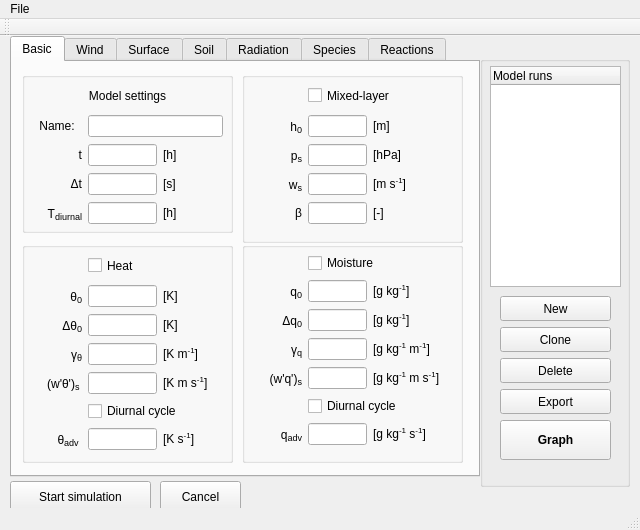
Before: the Qt Designer form mainwindow.ui in classmodel/modelgui, drawn with Qt 5.
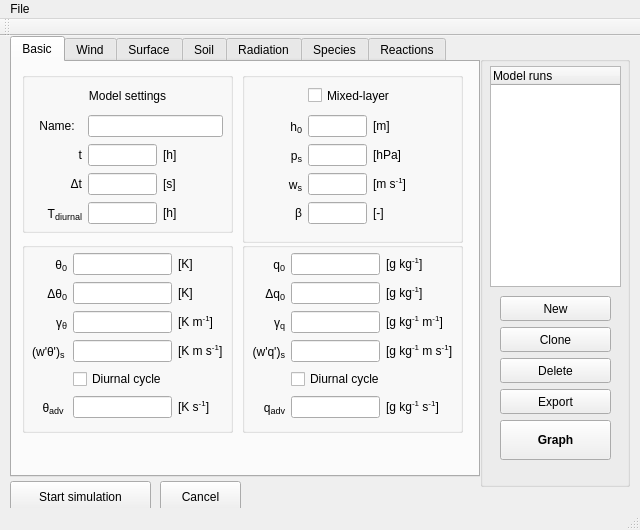
After: the same form once the commit is applied. The open tabs and pages were chosen to show the change.

Commit message: removed heat and moisture switches

```diff
--- a/mainwindow.ui
+++ b/mainwindow.ui
@@ -256,7 +256,7 @@
         <x>10</x>
         <y>180</y>
         <width>211</width>
-        <height>221</height>
+        <height>191</height>
        </rect>
       </property>
       <property name="title">
@@ -268,11 +268,11 @@
          <x>10</x>
          <y>10</y>
          <width>191</width>
-         <height>199</height>
+         <height>171</height>
         </rect>
        </property>
-       <layout class="QGridLayout" name="heat_grid" columnminimumwidth="50,0,60">
-        <item row="1" column="0">
+       <layout class="QGridLayout" name="heat_grid">
+        <item row="0" column="0">
          <widget class="QLabel" name="label_heat_theta">
           <property name="toolTip">
            <string/>
@@ -285,7 +285,7 @@
           </property>
          </widget>
         </item>
-        <item row="2" column="0">
+        <item row="1" column="0">
          <widget class="QLabel" name="label_heat_dtheta">
           <property name="toolTip">
            <string/>
@@ -298,7 +298,7 @@
           </property>
          </widget>
         </item>
-        <item row="3" column="0">
+        <item row="2" column="0">
          <widget class="QLabel" name="label_heat_gammatheta">
           <property name="toolTip">
            <string/>
@@ -311,7 +311,7 @@
           </property>
          </widget>
         </item>
-        <item row="1" column="1">
+        <item row="0" column="1">
          <widget class="QLineEdit" name="input_heat_theta">
           <property name="toolTip">
            <string>initial mixed-layer potential temperature</string>
@@ -324,7 +324,7 @@
           </property>
          </widget>
         </item>
-        <item row="2" column="1">
+        <item row="1" column="1">
          <widget class="QLineEdit" name="input_heat_dtheta">
           <property name="toolTip">
            <string>initial temperature jump at h</string>
@@ -337,7 +337,7 @@
           </property>
          </widget>
         </item>
-        <item row="3" column="1">
+        <item row="2" column="1">
          <widget class="QLineEdit" name="input_heat_gammatheta">
           <property name="toolTip">
            <string>free atmosphere potential temperature lapse rate</string>
@@ -350,7 +350,7 @@
           </property>
          </widget>
         </item>
-        <item row="4" column="0">
+        <item row="3" column="0">
          <widget class="QLabel" name="label_heat_wtheta">
           <property name="toolTip">
            <string/>
@@ -363,7 +363,7 @@
           </property>
          </widget>
         </item>
-        <item row="4" column="1">
+        <item row="3" column="1">
          <widget class="QLineEdit" name="input_heat_wtheta">
           <property name="toolTip">
            <string>surface kinematic heat flux</string>
@@ -376,7 +376,7 @@
           </property>
          </widget>
         </item>
-        <item row="1" column="2">
+        <item row="0" column="2">
          <widget class="QLabel" name="unitlabel_heat_theta">
           <property name="toolTip">
            <string/>
@@ -389,7 +389,7 @@
           </property>
          </widget>
         </item>
-        <item row="2" column="2">
+        <item row="1" column="2">
          <widget class="QLabel" name="unitlabel_heat_dtheta">
           <property name="toolTip">
            <string/>
@@ -402,7 +402,7 @@
           </property>
          </widget>
         </item>
-        <item row="3" column="2">
+        <item row="2" column="2">
          <widget class="QLabel" name="unitlabel_heat_gammatheta">
           <property name="toolTip">
            <string/>
@@ -415,7 +415,7 @@
           </property>
          </widget>
         </item>
-        <item row="4" column="2">
+        <item row="3" column="2">
          <widget class="QLabel" name="unitlabel_heat_wtheta">
           <property name="toolTip">
            <string/>
@@ -428,7 +428,7 @@
           </property>
          </widget>
         </item>
-        <item row="6" column="0">
+        <item row="5" column="0">
          <widget class="QLabel" name="label_heat_advtheta">
           <property name="toolTip">
            <string/>
@@ -442,7 +442,7 @@
           </property>
          </widget>
         </item>
-        <item row="6" column="1">
+        <item row="5" column="1">
          <widget class="QLineEdit" name="input_heat_advtheta">
           <property name="toolTip">
            <string>advection of heat</string>
@@ -455,7 +455,7 @@
           </property>
          </widget>
         </item>
-        <item row="6" column="2">
+        <item row="5" column="2">
          <widget class="QLabel" name="unitlabel_heat_advtheta">
           <property name="toolTip">
            <string/>
@@ -468,23 +468,7 @@
           </property>
          </widget>
         </item>
-        <item row="0" column="1" colspan="2">
-         <widget class="QCheckBox" name="sw_heat">
-          <property name="minimumSize">
-           <size>
-            <width>0</width>
-            <height>25</height>
-           </size>
-          </property>
-          <property name="toolTip">
-           <string/>
-          </property>
-          <property name="text">
-           <string>Heat</string>
-          </property>
-         </widget>
-        </item>
-        <item row="5" column="1" colspan="2">
+        <item row="4" column="1" colspan="2">
          <widget class="QCheckBox" name="sw_wtheta">
           <property name="acceptDrops">
            <bool>true</bool>
@@ -715,7 +699,7 @@
         <x>230</x>
         <y>180</y>
         <width>221</width>
-        <height>221</height>
+        <height>191</height>
        </rect>
       </property>
       <property name="title">
@@ -727,14 +711,14 @@
          <x>10</x>
          <y>10</y>
          <width>201</width>
-         <height>197</height>
+         <height>171</height>
         </rect>
        </property>
-       <layout class="QGridLayout" name="moisture_grid" columnminimumwidth="50,0,80">
+       <layout class="QGridLayout" name="moisture_grid">
         <property name="sizeConstraint">
          <enum>QLayout::SetMinimumSize</enum>
         </property>
-        <item row="1" column="0">
+        <item row="0" column="0">
          <widget class="QLabel" name="label_moisture_q">
           <property name="toolTip">
            <string/>
@@ -747,7 +731,7 @@
           </property>
          </widget>
         </item>
-        <item row="1" column="1">
+        <item row="0" column="1">
          <widget class="QLineEdit" name="input_moisture_q">
           <property name="toolTip">
            <string>initial mixed-layer specific humidity</string>
@@ -760,7 +744,7 @@
           </property>
          </widget>
         </item>
-        <item row="2" column="0">
+        <item row="1" column="0">
          <widget class="QLabel" name="label_moisture_dq">
           <property name="toolTip">
            <string/>
@@ -773,7 +757,7 @@
           </property>
          </widget>
         </item>
-        <item row="2" column="1">
+        <item row="1" column="1">
          <widget class="QLineEdit" name="input_moisture_dq">
           <property name="toolTip">
            <string>initial specific humidity jump at h</string>
@@ -786,7 +770,7 @@
           </property>
          </widget>
         </item>
-        <item row="3" column="0">
+        <item row="2" column="0">
          <widget class="QLabel" name="label_moisture_gammaq">
           <property name="toolTip">
            <string/>
@@ -799,7 +783,7 @@
           </property>
          </widget>
         </item>
-        <item row="3" column="1">
+        <item row="2" column="1">
          <widget class="QLineEdit" name="input_moisture_gammaq">
           <property name="toolTip">
            <string>free atmosphere specific humidity lapse rate</string>
@@ -812,7 +796,7 @@
           </property>
          </widget>
         </item>
-        <item row="4" column="0">
+        <item row="3" column="0">
          <widget class="QLabel" name="label_moisture_wq">
           <property name="toolTip">
            <string/>
@@ -825,7 +809,7 @@
           </property>
          </widget>
         </item>
-        <item row="4" column="1">
+        <item row="3" column="1">
          <widget class="QLineEdit" name="input_moisture_wq">
           <property name="toolTip">
            <string>surface kinematic moisture flux</string>
@@ -838,7 +822,7 @@
           </property>
          </widget>
         </item>
-        <item row="1" column="2">
+        <item row="0" column="2">
          <widget class="QLabel" name="unitlabel_moisture_q">
           <property name="toolTip">
            <string/>
@@ -851,7 +835,7 @@
           </property>
          </widget>
         </item>
-        <item row="2" column="2">
+        <item row="1" column="2">
          <widget class="QLabel" name="unitlabel_moisture_dq">
           <property name="toolTip">
            <string/>
@@ -864,7 +848,7 @@
           </property>
          </widget>
         </item>
-        <item row="3" column="2">
+        <item row="2" column="2">
          <widget class="QLabel" name="unitlabel_moisture_gammaq">
           <property name="toolTip">
            <string/>
@@ -877,7 +861,7 @@
           </property>
          </widget>
         </item>
-        <item row="4" column="2">
+        <item row="3" column="2">
          <widget class="QLabel" name="unitlabel_moisture_wq">
           <property name="toolTip">
            <string/>
@@ -890,7 +874,7 @@
           </property>
          </widget>
         </item>
-        <item row="6" column="0">
+        <item row="5" column="0">
          <widget class="QLabel" name="label_moisture_advq">
           <property name="toolTip">
            <string/>
@@ -903,7 +887,7 @@
           </property>
          </widget>
         </item>
-        <item row="6" column="1">
+        <item row="5" column="1">
          <widget class="QLineEdit" name="input_moisture_advq">
           <property name="toolTip">
            <string>advection of moisture</string>
@@ -916,7 +900,7 @@
           </property>
          </widget>
         </item>
-        <item row="6" column="2">
+        <item row="5" column="2">
          <widget class="QLabel" name="unitlabel_moisture_advq">
           <property name="toolTip">
            <string/>
@@ -929,14 +913,7 @@
           </property>
          </widget>
         </item>
-        <item row="0" column="1" colspan="2">
-         <widget class="QCheckBox" name="sw_moisture">
-          <property name="text">
-           <string>Moisture</string>
-          </property>
-         </widget>
-        </item>
-        <item row="5" column="1" colspan="2">
+        <item row="4" column="1" colspan="2">
          <widget class="QCheckBox" name="sw_wq">
           <property name="acceptDrops">
            <bool>true</bool>
```
Left out of the diff: 2 changed lines with no effect on the pictures.
